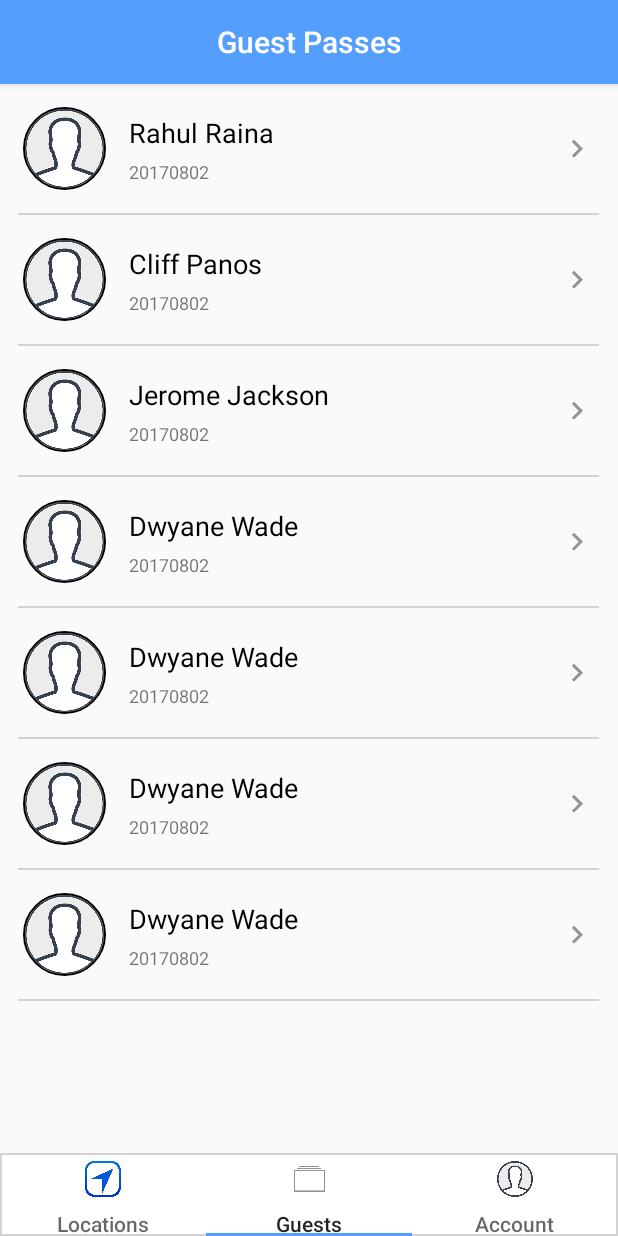
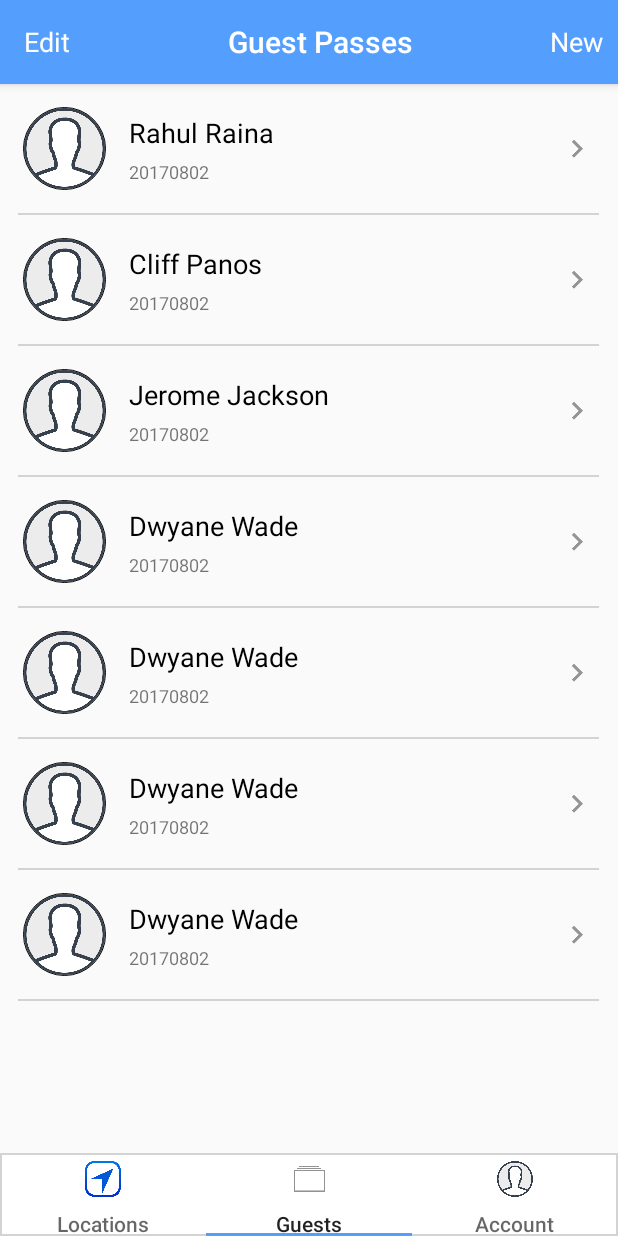
Before and after one commit to cliffpanos/True-Pass-Android, an Android app: the screen it shows after launch (MainActivity), item 2 of the bottom bar chosen, on a phone screen of 412 x 824 dp. Run offline under Robolectric (Android 15) with nearby library versions, the phone set to English and light mode, and no system bars; our stand-ins replace CircleImageView.

Commit message:
Added 'Edit' and 'New' Options to Toolbar

```diff
--- a/TruePass/app/src/main/res/layout/activity_main.xml
+++ b/TruePass/app/src/main/res/layout/activity_main.xml
@@ -15,14 +15,58 @@
             android:layout_width="match_parent"
             android:layout_height="?attr/actionBarSize"
             android:background="@color/colorPrimary"
-            android:id="@+id/toolbar">
+            android:id="@+id/toolbar"
+            android:weightSum="1">
 
-            <TextView
-                android:layout_width="wrap_content"
-                android:layout_height="wrap_content"
-                android:id="@+id/toolbar_title"
-                style="@style/TextAppearance.AppCompat.Widget.ActionBar.Title"
-                android:layout_gravity="center"/>
+            <LinearLayout
+                android:layout_width="match_parent"
+                android:layout_height="match_parent"
+                android:orientation="horizontal"
+                android:layout_weight="0.91">
+                <RelativeLayout
+                    android:layout_width="0dp"
+                    android:layout_height="match_parent"
+                    android:layout_weight=".2">
+                    <TextView
+                        android:layout_width="wrap_content"
+                        android:layout_height="wrap_content"
+                        android:text="Edit"
+                        android:textColor="#FFFFFF"
+                        android:textSize="18sp"
+                        android:layout_centerVertical="true"
+                        android:layout_alignParentLeft="true"
+                        android:layout_alignParentStart="true" />
+                </RelativeLayout>
+
+                <RelativeLayout
+                    android:layout_width="0dp"
+                    android:layout_height="match_parent"
+                    android:layout_weight=".6">
+                    <TextView
+                        android:layout_width="wrap_content"
+                        android:layout_height="wrap_content"
+                        android:id="@+id/toolbar_title"
+                        style="@style/TextAppearance.AppCompat.Widget.ActionBar.Title"
+                        android:layout_centerInParent="true"/>
+                </RelativeLayout>
+
+                <RelativeLayout
+                    android:layout_width="0dp"
+                    android:layout_height="match_parent"
+                    android:layout_weight=".2">
+                    <TextView
+                        android:layout_width="wrap_content"
+                        android:layout_height="wrap_content"
+                        android:text="New"
+                        android:textColor="#FFFFFF"
+                        android:textSize="18sp"
+                        android:layout_centerVertical="true"
+                        android:layout_alignParentRight="true"
+                        android:layout_alignParentEnd="true"
+                        android:layout_marginRight="10dp"
+                        android:layout_marginEnd="10dp"/>
+                </RelativeLayout>
+            </LinearLayout>
 
         </android.support.v7.widget.Toolbar>
     </android.support.design.widget.AppBarLayout>
--- a/TruePass/app/src/main/res/layout/guest_passes_row.xml
+++ b/TruePass/app/src/main/res/layout/guest_passes_row.xml
@@ -14,7 +14,7 @@
         android:layout_marginLeft="15dp"
         android:layout_marginStart="15dp"
         android:src="@drawable/account_icon"
-        app:civ_border_width="1dp"
+        app:civ_border_width=".5dp"
         app:civ_border_color="#FF000000"/>
     <TextView
         android:id="@+id/guest_name"
```
